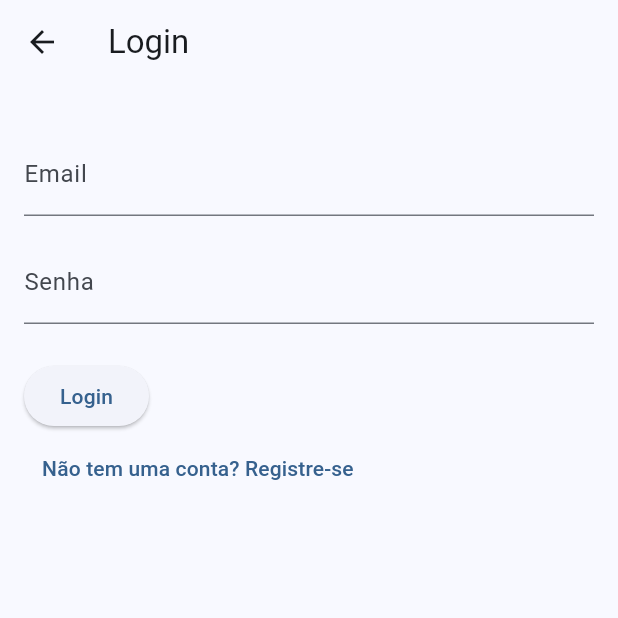
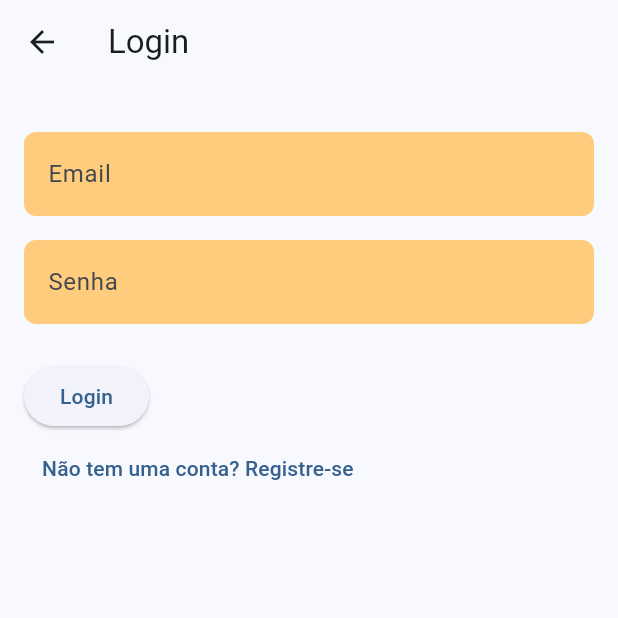
Before and after one commit to so-tha/Alfabetizando, a Flutter app: the screen it shows after launch, after a tap on "Login", on a phone screen of 412 x 824 dp, the top half of it. Run offline on Flutter 3.47's test engine with Material 3 defaults, Android fonts, the phone set to English and light mode, and no system bars; our stand-ins replace google_fonts.

Commit message:
adicionei a cor de fundo, bordas nos inputs de nome, senha e email

```diff
--- a/lib/screens/authentication_screen.dart
+++ b/lib/screens/authentication_screen.dart
@@ -8,7 +8,8 @@ class AuthScreen extends StatefulWidget {
   State<AuthScreen> createState() => _AuthScreenState();
 }
 
-class _AuthScreenState extends State<AuthScreen> with SingleTickerProviderStateMixin {
+class _AuthScreenState extends State<AuthScreen>
+    with SingleTickerProviderStateMixin {
   late TabController _tabController;
   final _formKey = GlobalKey<FormState>();
   final _nameController = TextEditingController();
@@ -28,6 +29,30 @@ class _AuthScreenState extends State<AuthScreen> with SingleTickerProviderStateM
     _isLogin = widget.isLogin;
   }
 
+  InputDecoration _buildInputDecoration(String label) {
+    return InputDecoration(
+      labelText: label,
+      filled: true,
+      fillColor: Color(0xFFFFCB7C),
+      enabledBorder: OutlineInputBorder(
+        borderRadius: BorderRadius.circular(8),
+        borderSide: BorderSide.none,
+      ),
+      focusedBorder: OutlineInputBorder(
+        borderRadius: BorderRadius.circular(8),
+        borderSide: BorderSide(color: Color(0xFFFFCB7C)),
+      ),
+      errorBorder: OutlineInputBorder(
+        borderRadius: BorderRadius.circular(8),
+        borderSide: BorderSide(color: Colors.red),
+      ),
+      focusedErrorBorder: OutlineInputBorder(
+        borderRadius: BorderRadius.circular(8),
+        borderSide: BorderSide(color: Colors.red),
+      ),
+    );
+  }
+
   @override
   Widget build(BuildContext context) {
     return Scaffold(
@@ -44,9 +69,7 @@ class _AuthScreenState extends State<AuthScreen> with SingleTickerProviderStateM
               if (!_isLogin)
                 TextFormField(
                   controller: _nameController,
-                  decoration: const InputDecoration(
-                    labelText: 'Nome',
-                  ),
+                  decoration: _buildInputDecoration('Nome'),
                   validator: (value) {
                     if (value == null || value.isEmpty) {
                       return 'Por favor, insira seu nome.';
@@ -58,9 +81,7 @@ class _AuthScreenState extends State<AuthScreen> with SingleTickerProviderStateM
               TextFormField(
                 controller: _emailController,
                 keyboardType: TextInputType.emailAddress,
-                decoration: const InputDecoration(
-                  labelText: 'Email',
-                ),
+                decoration: _buildInputDecoration('Email'),
                 validator: (value) {
                   if (value == null || value.isEmpty) {
                     return 'Por favor, insira seu email.';
@@ -76,9 +97,7 @@ class _AuthScreenState extends State<AuthScreen> with SingleTickerProviderStateM
               TextFormField(
                 controller: _passwordController,
                 obscureText: true,
-                decoration: const InputDecoration(
-                  labelText: 'Senha',
-                ),
+                decoration: _buildInputDecoration('Senha'),
                 validator: (value) {
                   if (value == null || value.isEmpty) {
                     return 'Por favor, insira sua senha.';
@@ -89,9 +108,12 @@ class _AuthScreenState extends State<AuthScreen> with SingleTickerProviderStateM
               const SizedBox(height: 24.0),
               ElevatedButton(
                 onPressed: () {
-                  if(_formKey.currentState!.validate()){
+                  if (_formKey.currentState!.validate()) {
                     ScaffoldMessenger.of(context).showSnackBar(
-                      SnackBar(content: Text(_isLogin ? 'Efetuando Login...' : 'Registrando...')),
+                      SnackBar(
+                          content: Text(_isLogin
+                              ? 'Efetuando Login...'
+                              : 'Registrando...')),
                     );
                   }
                 },
--- a/lib/screens/welcome_screen .dart
+++ b/lib/screens/welcome_screen .dart
@@ -32,17 +32,17 @@ class _WelcomeScreen extends State<WelcomeScreen>
                 Text('Alfabetizando',
                     style: GoogleFonts.theGirlNextDoor(
                       fontSize: 32,
-                      color: Color.fromRGBO(248, 111, 3, 100),
+                      color: const Color.fromRGBO(248, 111, 3, 100),
                     )),
                 const SizedBox(
                   height: 20,
                 ),
                 FilledButton(
                   style: ButtonStyle(
-                    backgroundColor: WidgetStatePropertyAll<Color>(
-                        const Color.fromRGBO(255, 209, 139, 1)),
+                    backgroundColor: const WidgetStatePropertyAll<Color>(
+                        Color.fromRGBO(255, 209, 139, 1)),
                     padding:
-                        WidgetStateProperty.all<EdgeInsets>(EdgeInsets.all(20)),
+                        WidgetStateProperty.all<EdgeInsets>(const EdgeInsets.all(20)),
                   ),
                   onPressed: () {
                     Navigator.push(
```
